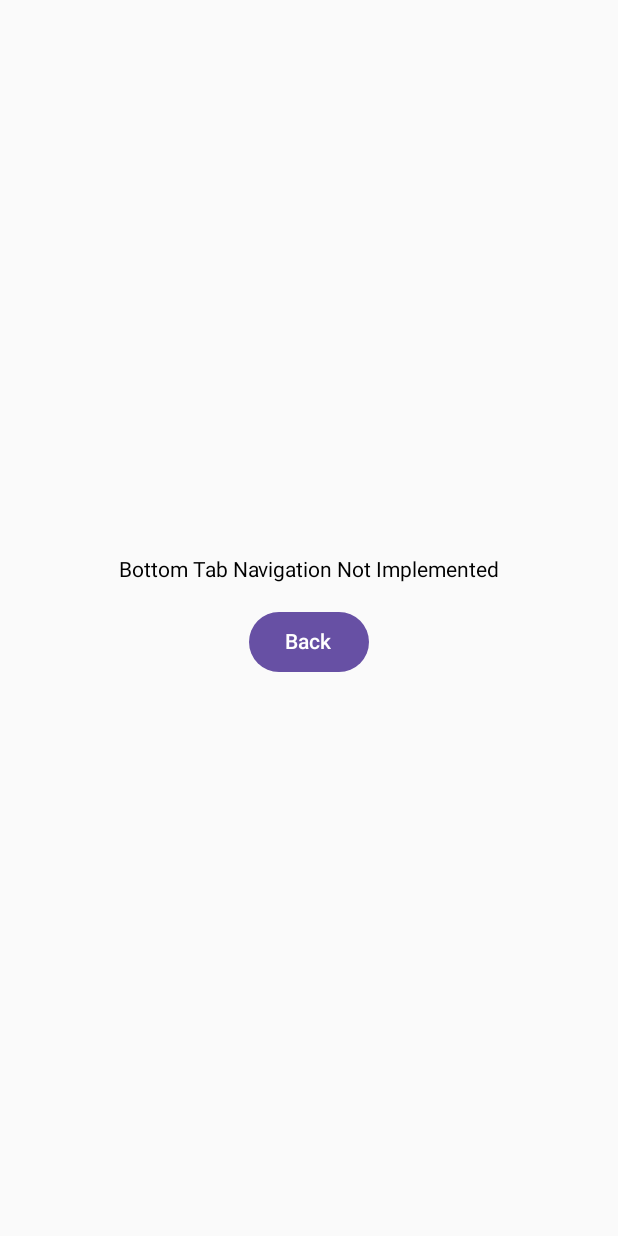
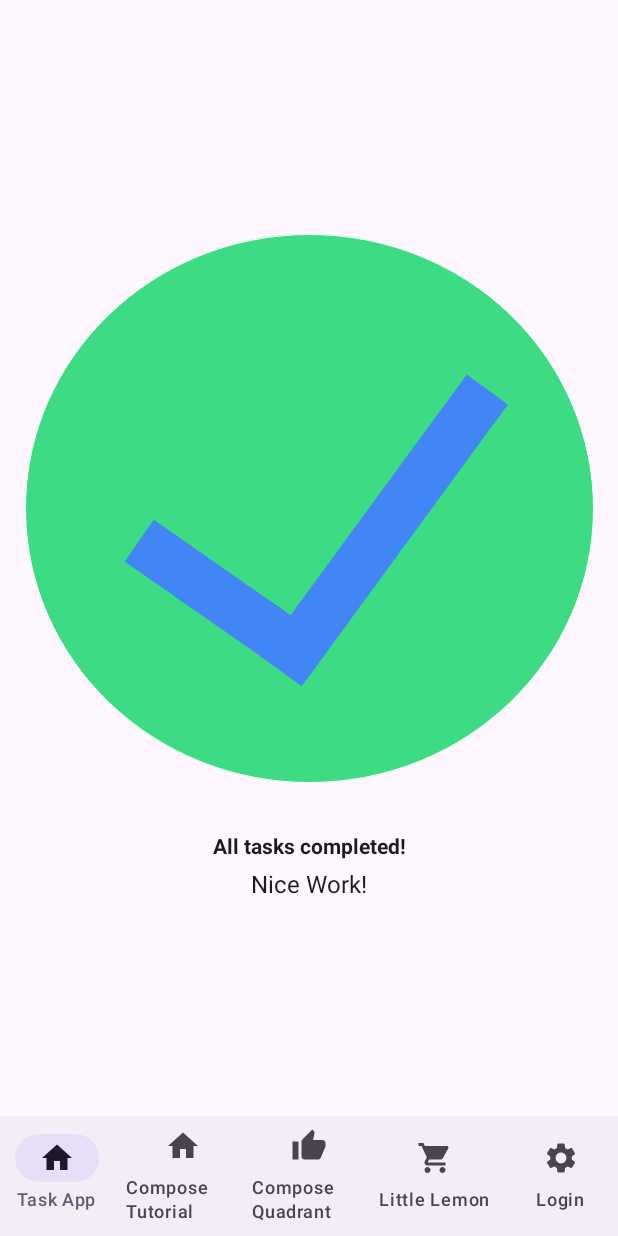
Before and after one commit to 0xElyte/Compose-Demo, an Android app built with Jetpack Compose: the screen it shows after launch (MainActivity), after a tap on "Bottom Tab Navigation", on a phone screen of 412 x 824 dp. Run offline under Robolectric (Android 15) with nearby library versions, the phone set to English and light mode, and no system bars.

Commit message:
feat: Implemented Bottom Navigation

```diff
--- a/app/build.gradle.kts
+++ b/app/build.gradle.kts
@@ -42,6 +42,7 @@ dependencies {
 
     // Jetpack Compose integration
     implementation(libs.androidx.navigation.compose)
+    implementation("androidx.navigation:navigation-compose")
 
     implementation(libs.androidx.core.ktx)
     implementation(libs.androidx.lifecycle.runtime.ktx)
--- a/app/src/main/java/com/example/composedemo/MainActivity.kt
+++ b/app/src/main/java/com/example/composedemo/MainActivity.kt
@@ -27,8 +27,11 @@ import androidx.compose.material3.Card
 import androidx.compose.material3.CardDefaults
 import androidx.compose.material3.DrawerValue
 import androidx.compose.material3.HorizontalDivider
+import androidx.compose.material3.Icon
 import androidx.compose.material3.ModalDrawerSheet
 import androidx.compose.material3.ModalNavigationDrawer
+import androidx.compose.material3.NavigationBar
+import androidx.compose.material3.NavigationBarItem
 import androidx.compose.material3.Scaffold
 import androidx.compose.material3.Text
 import androidx.compose.material3.TextField
@@ -54,10 +57,13 @@ import androidx.compose.ui.text.input.TextFieldValue
 import androidx.compose.ui.text.style.TextAlign
 import androidx.compose.ui.unit.dp
 import androidx.compose.ui.unit.sp
+import androidx.navigation.NavDestination.Companion.hierarchy
+import androidx.navigation.NavGraph.Companion.findStartDestination
 import androidx.navigation.NavHostController
 import androidx.navigation.NavType
 import androidx.navigation.compose.NavHost
 import androidx.navigation.compose.composable
+import androidx.navigation.compose.currentBackStackEntryAsState
 import androidx.navigation.compose.rememberNavController
 import androidx.navigation.navArgument
 
@@ -78,61 +84,17 @@ class MainActivity : ComponentActivity() {
 fun MyApp() {
     val navController = rememberNavController()
 
-    NavHost(navController, startDestination = "main_selection") {
-        composable("main_selection") {
+    NavHost(navController, startDestination = "main_selection_screen") {
+        composable("main_selection_screen") {
             MainSelectionScreen(navController)
         }
-        composable(ScreenNavigation.route) {
-            MyAppScreenNavigation()
+
+        composable(BottomTabNavigation.route) {
+            BottomTabNavigation(navController)
         }
-        composable(BottomTabNavigation.route) {
-            Column(
-                modifier = Modifier.fillMaxSize(),
-                verticalArrangement = Arrangement.Center,
-                horizontalAlignment = Alignment.CenterHorizontally
-            ) {
-                Text("Bottom Tab Navigation Not Implemented")
-                Button(
-                    onClick = { navController.popBackStack() },
-                    modifier = Modifier.padding(top = 16.dp)
-                ) {
-                    Text("Back")
-                }
-            }
-        }
-    }
-}
 
-@Composable
-fun MainSelectionScreen(navController: NavHostController) {
-    Column(
-        verticalArrangement = Arrangement.Center,
-        horizontalAlignment = Alignment.CenterHorizontally,
-        modifier = Modifier.fillMaxSize().padding(20.dp)
-    ) {
-        NavButton(
-            "Screen Navigation",
-            onClick = {
-                navController.navigate(ScreenNavigation.route)
-            }
-        )
-
-        NavButton(
-            "Bottom Tab Navigation",
-            onClick = {
-                navController.navigate(BottomTabNavigation.route)
-            }
-        )
-    }
-}
-
-// ======================= Screen Navigation =======================
-@Composable
-fun MyAppScreenNavigation() {
-    val navController = rememberNavController()
-    NavHost(navController = navController, startDestination = HomePageApp.route) {
         composable(HomePageApp.route) {
-            HomePageApp(navController)
+            ScreenNavigationApp(navController)
         }
 
         composable(
@@ -162,6 +124,85 @@ fun MyAppScreenNavigation() {
     }
 }
 
+@Composable
+fun MainSelectionScreen(navController: NavHostController) {
+    Column(
+        verticalArrangement = Arrangement.Center,
+        horizontalAlignment = Alignment.CenterHorizontally,
+        modifier = Modifier.fillMaxSize().padding(20.dp)
+    ) {
+        NavButton(
+            "Screen Navigation",
+            onClick = {
+                navController.navigate(HomePageApp.route)
+            }
+        )
+
+        NavButton(
+            "Bottom Tab Navigation",
+            onClick = {
+                navController.navigate(BottomTabNavigation.route)
+            }
+        )
+    }
+}
+
+// ======================= Bottom Tab Navigation =======================
+@Composable
+fun BottomTabNavigation(navController: NavHostController) {
+    val bottomNavController = rememberNavController()
+    val destinationList = listOf<BottomNavItem>(
+        TaskAppBottomNav,
+        ComposeTutorialAppBottomNav,
+        ComposeQuadrantAppBottomNav,
+        LittleLemonAppBottomNav,
+        LoginScreenAppBottomNav
+    )
+
+    Scaffold(
+        bottomBar = {
+            NavigationBar {
+                val navBackStackEntry by bottomNavController.currentBackStackEntryAsState()
+                val currentDestination = navBackStackEntry?.destination
+
+                destinationList.forEach { item ->
+                    NavigationBarItem(
+                        selected = currentDestination?.hierarchy?.any { it.route == item.route } == true,
+                        onClick = {
+                            bottomNavController.navigate(item.route) {
+                                popUpTo(bottomNavController.graph.findStartDestination().id) {
+                                    saveState = true
+                                }
+                                launchSingleTop = true
+                                restoreState = true
+                            }
+                        },
+                        icon = {
+                            Icon(
+                                imageVector = item.icon,
+                                contentDescription = item.title
+                            )
+                        },
+                        label = { Text(item.title) }
+                    )
+                }
+            }
+        }
+    ) { paddingValues ->
+        NavHost(
+            navController = bottomNavController,
+            startDestination = TaskAppBottomNav.route,
+            modifier = Modifier.padding(paddingValues)
+        ) {
+            composable(TaskApp.route) { TaskApp(null) }
+            composable(ComposeTutorialApp.route) { ComposeTutorialApp() }
+            composable(ComposeQuadrantApp.route) { ComposeQuadrantApp() }
+            composable(LittleLemonApp.route) { LittleLemonApp() }
+            composable(LoginScreenApp.route) { LoginScreenApp() }
+        }
+    }
+}
+
 // HomePage
 @Composable
 fun NavButton(text: String, onClick: () -> Unit) {
@@ -176,7 +217,7 @@ fun NavButton(text: String, onClick: () -> Unit) {
 
 // ======================= HomePage App =======================
 @Composable
-fun HomePageApp(navController: NavHostController) {
+fun ScreenNavigationApp(navController: NavHostController) {
     Column(
         verticalArrangement = Arrangement.Center,
         horizontalAlignment = Alignment.CenterHorizontally,
@@ -267,7 +308,6 @@ fun ComposeTutorialApp() {
         )
 
         ContentText(stringResource(R.string.content_text), Modifier.padding(16.dp))
-
     }
 }
 
--- a/app/src/main/java/com/example/composedemo/Navigations.kt
+++ b/app/src/main/java/com/example/composedemo/Navigations.kt
@@ -1,11 +1,14 @@
 package com.example.composedemo
+
+import androidx.compose.material.icons.Icons
+import androidx.compose.material.icons.filled.Home
+import androidx.compose.material.icons.filled.Settings
+import androidx.compose.material.icons.filled.ShoppingCart
+import androidx.compose.material.icons.filled.ThumbUp
+import androidx.compose.ui.graphics.vector.ImageVector
 
 interface Navigations {
     val route: String
-}
-
-object ScreenNavigation : Navigations {
-    override val route = "ScreenNavigation"
 }
 
 object BottomTabNavigation : Navigations {
@@ -36,3 +39,40 @@ object HomePageApp : Navigations {
 object LoginScreenApp : Navigations {
     override val route = "LoginScreenApp"
 }
+
+// ================ Bottom Tab Navigation ================
+interface BottomNavItem {
+    val title: String
+    val icon: ImageVector
+    val route: String
+}
+
+object TaskAppBottomNav : BottomNavItem {
+    override val title = "Task App"
+    override val icon = Icons.Default.Home
+    override val route = TaskApp.route
+}
+
+object ComposeTutorialAppBottomNav : BottomNavItem {
+    override val title = "Compose Tutorial"
+    override val icon = Icons.Default.Home
+    override val route = ComposeTutorialApp.route
+}
+
+object ComposeQuadrantAppBottomNav : BottomNavItem {
+    override val title = "Compose Quadrant"
+    override val icon = Icons.Default.ThumbUp
+    override val route = ComposeQuadrantApp.route
+}
+
+object LittleLemonAppBottomNav : BottomNavItem {
+    override val title = "Little Lemon"
+    override val icon = Icons.Default.ShoppingCart
+    override val route = LittleLemonApp.route
+}
+
+object LoginScreenAppBottomNav : BottomNavItem {
+    override val title = "Login"
+    override val icon = Icons.Default.Settings
+    override val route = LoginScreenApp.route
+}
```
Also changed, not shown: gradle/wrapper/gradle-wrapper.properties.
